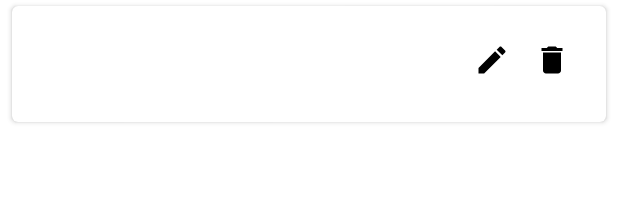
After one commit to LahiruK951/Moneyfi, an Android app: the layout item_account.xml on its own in the app's theme, with its tools: preview values and no code run, on a phone screen of 412 x 824 dp. The commit adds this screen. Shown: the top 212 px of the screen. Run offline under Robolectric (Android 15) with nearby library versions, the phone set to English and light mode, and no system bars.

Commit message:
Accounts section

```diff
--- a/app/src/main/java/com/example/moneyfi/ui/home/HomeFragment.kt
+++ b/app/src/main/java/com/example/moneyfi/ui/home/HomeFragment.kt
@@ -10,6 +10,7 @@ import androidx.lifecycle.lifecycleScope
 import androidx.recyclerview.widget.LinearLayoutManager
 import com.example.moneyfi.MoneyfiApplication
 import com.example.moneyfi.databinding.FragmentHomeBinding
+import com.example.moneyfi.ui.transaction.TransactionAdapter
 import java.text.NumberFormat
 import java.text.SimpleDateFormat
 import java.util.Locale
--- a/app/src/main/java/com/example/moneyfi/ui/home/TransactionAdapter.kt
+++ b/app/src/main/java/com/example/moneyfi/ui/transaction/TransactionAdapter.kt
@@ -1,4 +1,4 @@
-package com.example.moneyfi.ui.home
+package com.example.moneyfi.ui.transaction
 
 import android.view.LayoutInflater
 import android.view.ViewGroup
--- /dev/null
+++ b/app/src/main/res/drawable/ic_accounts.xml
@@ -0,0 +1,5 @@
+<vector xmlns:android="http://schemas.android.com/apk/res/android" android:height="24dp" android:tint="#000000" android:viewportHeight="24" android:viewportWidth="24" android:width="24dp">
+
+    <path android:fillColor="@android:color/white" android:pathData="M21,18v1c0,1.1 -0.9,2 -2,2L5,21c-1.11,0 -2,-0.9 -2,-2L3,5c0,-1.1 0.89,-2 2,-2h14c1.1,0 2,0.9 2,2v1h-9c-1.11,0 -2,0.9 -2,2v8c0,1.1 0.89,2 2,2h9zM12,16h10L22,8L12,8v8zM16,13.5c-0.83,0 -1.5,-0.67 -1.5,-1.5s0.67,-1.5 1.5,-1.5 1.5,0.67 1.5,1.5 -0.67,1.5 -1.5,1.5z"/>
+
+</vector>
--- /dev/null
+++ b/app/src/main/res/drawable/ic_delete.xml
@@ -0,0 +1,5 @@
+<vector xmlns:android="http://schemas.android.com/apk/res/android" android:height="24dp" android:tint="#000000" android:viewportHeight="24" android:viewportWidth="24" android:width="24dp">
+
+    <path android:fillColor="@android:color/white" android:pathData="M6,19c0,1.1 0.9,2 2,2h8c1.1,0 2,-0.9 2,-2V7H6v12zM19,4h-3.5l-1,-1h-5l-1,1H5v2h14V4z"/>
+
+</vector>
--- /dev/null
+++ b/app/src/main/res/drawable/ic_edit.xml
@@ -0,0 +1,5 @@
+<vector xmlns:android="http://schemas.android.com/apk/res/android" android:height="24dp" android:tint="#000000" android:viewportHeight="24" android:viewportWidth="24" android:width="24dp">
+
+    <path android:fillColor="@android:color/white" android:pathData="M3,17.25V21h3.75L17.81,9.94l-3.75,-3.75L3,17.25zM20.71,7.04c0.39,-0.39 0.39,-1.02 0,-1.41l-2.34,-2.34c-0.39,-0.39 -1.02,-0.39 -1.41,0l-1.83,1.83 3.75,3.75 1.83,-1.83z"/>
+
+</vector>
--- /dev/null
+++ b/app/src/main/res/layout/item_account.xml
@@ -0,0 +1,59 @@
+<?xml version="1.0" encoding="utf-8"?>
+<com.google.android.material.card.MaterialCardView
+    xmlns:android="http://schemas.android.com/apk/res/android"
+    xmlns:app="http://schemas.android.com/apk/res-auto"
+    android:layout_width="match_parent"
+    android:layout_height="wrap_content"
+    android:layout_marginHorizontal="8dp"
+    android:layout_marginVertical="4dp"
+    app:cardElevation="2dp">
+
+    <androidx.constraintlayout.widget.ConstraintLayout
+        android:layout_width="match_parent"
+        android:layout_height="wrap_content"
+        android:padding="16dp">
+
+        <TextView
+            android:id="@+id/text_account_name"
+            android:layout_width="0dp"
+            android:layout_height="wrap_content"
+            android:textSize="16sp"
+            android:textStyle="bold"
+            app:layout_constraintStart_toStartOf="parent"
+            app:layout_constraintEnd_toStartOf="@id/button_edit"
+            app:layout_constraintTop_toTopOf="parent"/>
+
+        <TextView
+            android:id="@+id/text_balance"
+            android:layout_width="0dp"
+            android:layout_height="wrap_content"
+            android:layout_marginTop="4dp"
+            android:textSize="14sp"
+            app:layout_constraintStart_toStartOf="parent"
+            app:layout_constraintEnd_toStartOf="@id/button_edit"
+            app:layout_constraintTop_toBottomOf="@id/text_account_name"/>
+
+        <ImageButton
+            android:id="@+id/button_edit"
+            android:layout_width="wrap_content"
+            android:layout_height="wrap_content"
+            android:background="?attr/selectableItemBackgroundBorderless"
+            android:contentDescription="Edit account"
+            android:padding="8dp"
+            android:src="@drawable/ic_edit"
+            app:layout_constraintEnd_toStartOf="@id/button_delete"
+            app:layout_constraintTop_toTopOf="parent"/>
+
+        <ImageButton
+            android:id="@+id/button_delete"
+            android:layout_width="wrap_content"
+            android:layout_height="wrap_content"
+            android:background="?attr/selectableItemBackgroundBorderless"
+            android:contentDescription="Delete account"
+            android:padding="8dp"
+            android:src="@drawable/ic_delete"
+            app:layout_constraintEnd_toEndOf="parent"
+            app:layout_constraintTop_toTopOf="parent"/>
+
+    </androidx.constraintlayout.widget.ConstraintLayout>
+</com.google.android.material.card.MaterialCardView>
--- a/app/src/main/res/menu/bottom_nav_menu.xml
+++ b/app/src/main/res/menu/bottom_nav_menu.xml
@@ -4,4 +4,8 @@
         android:id="@+id/homeFragment"
         android:icon="@drawable/ic_home"
         android:title="Home" />
+    <item
+        android:id="@+id/accountsFragment"
+        android:icon="@drawable/ic_accounts"
+        android:title="Accounts" />
 </menu>
--- a/app/src/main/res/navigation/nav_graph.xml
+++ b/app/src/main/res/navigation/nav_graph.xml
@@ -20,6 +20,12 @@
             app:destination="@id/addTransactionFragment" />
     </fragment>
 
+    <fragment
+        android:id="@+id/accountsFragment"
+        android:name="com.example.moneyfi.ui.accounts.AccountsFragment"
+        android:label="Accounts">
+    </fragment>
+
     <!-- Other fragments will be added here later -->
 
 </navigation>
```
Also changed, not shown: app/src/main/java/com/example/moneyfi/ui/accounts/AccountsAdapter.kt (added, +55 -0 lines), app/src/main/java/com/example/moneyfi/ui/accounts/AccountsFragment.kt (added, +132 -0 lines), app/src/main/java/com/example/moneyfi/ui/accounts/AccountsViewModel.kt (added, +58 -0 lines), app/src/main/res/layout/dialog_add_account.xml (added, +36 -0 lines), app/src/main/res/layout/fragment_accounts.xml (added, +24 -0 lines), 1 other file.
